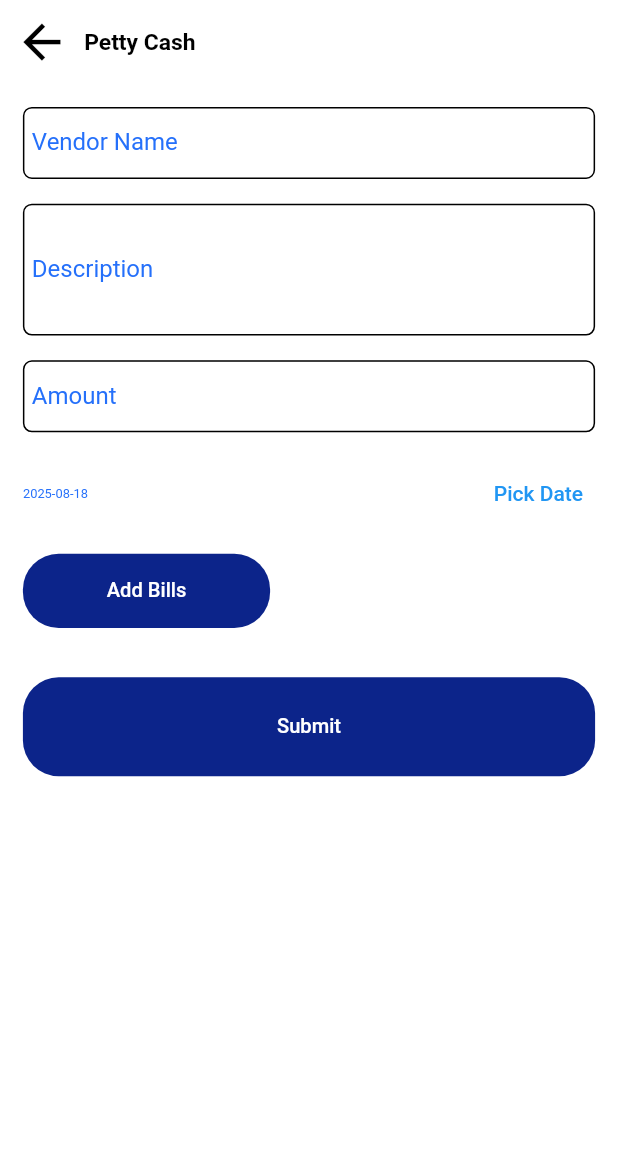
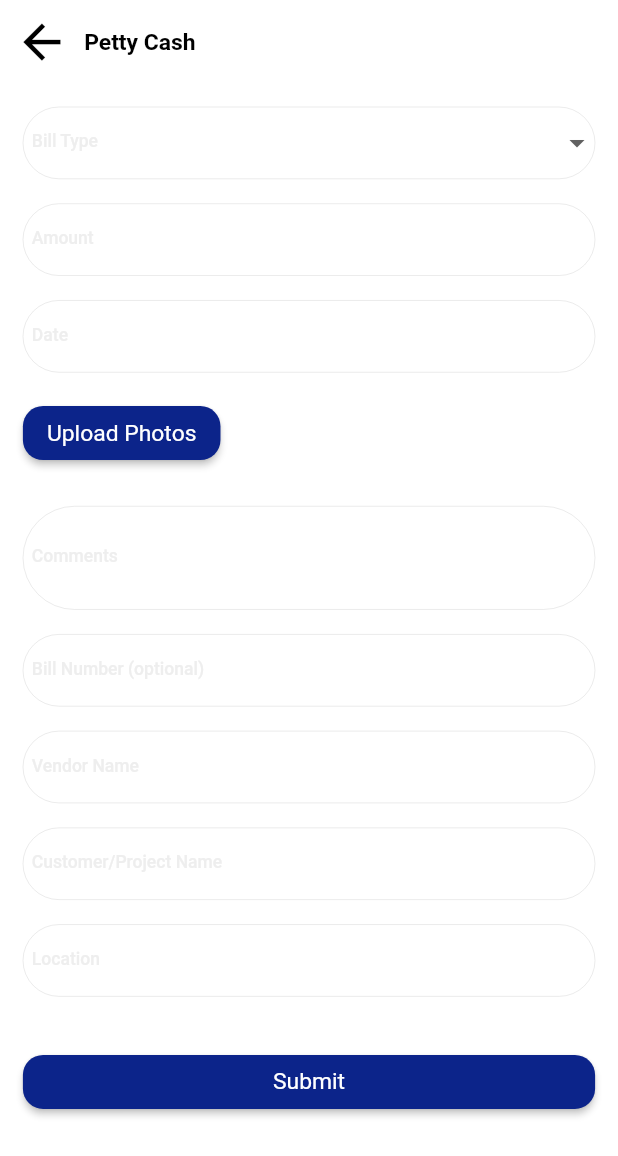
Before and after one commit to RashidMinhas47/SRT-App, a Flutter app: the JobCardScreen screen opened directly, in the side drawer, after a tap on "Petty Cash", on a phone screen of 412 x 824 dp. Shown: the top 1156 px of the screen. Run offline on Flutter 3.47's test engine with Material 3 defaults, Android fonts, the phone set to English and light mode, and no system bars; our stand-ins replace bloc, connectivity_plus, dartz, dio, dropdown_search, equatable and 11 more; missing offline and left inert: open_file_safe_plus; accounts and stored records are empty; network calls fail; Roboto replaces fonts that are missing (Abg); key blocks and very long unbroken strings in the code were emptied for the run.

Commit message:
Add petty cash form with bloc, page, and navigation
Co-authored-by: y.degregorio <y.degregorio@accademiaitalianafitness.it>

```diff
--- /dev/null
+++ b/lib/features/petty_cash/presentation/bloc/petty_cash_bloc.dart
@@ -0,0 +1,49 @@
+import 'dart:convert';
+import 'dart:io';
+
+import 'package:equatable/equatable.dart';
+import 'package:flutter_bloc/flutter_bloc.dart';
+
+part 'petty_cash_event.dart';
+part 'petty_cash_state.dart';
+
+class PettyCashBloc extends Bloc<PettyCashEvent, PettyCashState> {
+  PettyCashBloc() : super(PettyCashInitial(billType: null, photos: const [])) {
+    on<UploadImageEvent>((event, emit) async {
+      emit(ImageUploading());
+      // No remote upload here; UI-only attachment until submit
+      final current = state;
+      final currentPhotos = (current is PettyCashInitial)
+          ? List<File>.from(current.photos)
+          : <File>[];
+      currentPhotos.addAll(event.photos);
+      emit(ImageUploaded(currentPhotos));
+    });
+
+    on<BillTypeChangedEvent>((event, emit) {
+      final currentPhotos = (state is PettyCashInitial)
+          ? (state as PettyCashInitial).photos
+          : (state is ImageUploaded)
+              ? (state as ImageUploaded).photos
+              : <File>[];
+      emit(PettyCashInitial(billType: event.billType, photos: currentPhotos));
+    });
+
+    on<SubmitPettyCashEvent>((event, emit) async {
+      emit(PettyCashLoading());
+      try {
+        // simple base64 conversion for photos; integration layer will handle uploads
+        final List<String> base64Photos = [];
+        for (final f in event.photos) {
+          final bytes = await f.readAsBytes();
+          base64Photos.add(base64Encode(bytes));
+        }
+        // TODO: inject use case to submit to backend; here we simulate success
+        await Future.delayed(const Duration(milliseconds: 400));
+        emit(PettyCashSuccess());
+      } catch (e) {
+        emit(PettyCashError(e.toString()));
+      }
+    });
+  }
+}
--- /dev/null
+++ b/lib/features/petty_cash/presentation/bloc/petty_cash_event.dart
@@ -0,0 +1,56 @@
+part of 'petty_cash_bloc.dart';
+
+abstract class PettyCashEvent extends Equatable {
+  const PettyCashEvent();
+}
+
+class BillTypeChangedEvent extends PettyCashEvent {
+  final String? billType;
+  const BillTypeChangedEvent(this.billType);
+  @override
+  List<Object?> get props => [billType];
+}
+
+class UploadImageEvent extends PettyCashEvent {
+  final List<File> photos;
+  const UploadImageEvent(this.photos);
+  @override
+  List<Object?> get props => [photos];
+}
+
+class SubmitPettyCashEvent extends PettyCashEvent {
+  final String billType;
+  final double amount;
+  final DateTime date;
+  final List<File> photos;
+  final String? comments;
+  final String? billNumber;
+  final String? vendorName;
+  final String? customerProjectName;
+  final String? location;
+
+  const SubmitPettyCashEvent({
+    required this.billType,
+    required this.amount,
+    required this.date,
+    required this.photos,
+    this.comments,
+    this.billNumber,
+    this.vendorName,
+    this.customerProjectName,
+    this.location,
+  });
+
+  @override
+  List<Object?> get props => [
+        billType,
+        amount,
+        date,
+        photos,
+        comments,
+        billNumber,
+        vendorName,
+        customerProjectName,
+        location,
+      ];
+}
--- /dev/null
+++ b/lib/features/petty_cash/presentation/bloc/petty_cash_state.dart
@@ -0,0 +1,42 @@
+part of 'petty_cash_bloc.dart';
+
+abstract class PettyCashState extends Equatable {
+  const PettyCashState();
+}
+
+class PettyCashInitial extends PettyCashState {
+  final String? billType;
+  final List<File> photos;
+  const PettyCashInitial({required this.billType, required this.photos});
+  @override
+  List<Object?> get props => [billType, photos];
+}
+
+class ImageUploading extends PettyCashState {
+  @override
+  List<Object?> get props => [];
+}
+
+class ImageUploaded extends PettyCashState {
+  final List<File> photos;
+  const ImageUploaded(this.photos);
+  @override
+  List<Object?> get props => [photos];
+}
+
+class PettyCashLoading extends PettyCashState {
+  @override
+  List<Object?> get props => [];
+}
+
+class PettyCashSuccess extends PettyCashState {
+  @override
+  List<Object?> get props => [];
+}
+
+class PettyCashError extends PettyCashState {
+  final String message;
+  const PettyCashError(this.message);
+  @override
+  List<Object?> get props => [message];
+}
--- /dev/null
+++ b/lib/features/petty_cash/presentation/pages/petty_cash_form_page.dart
@@ -0,0 +1,249 @@
+import 'dart:io';
+
+import 'package:flutter/material.dart';
+import 'package:flutter_bloc/flutter_bloc.dart';
+import 'package:image_picker/image_picker.dart';
+import 'package:sizer/sizer.dart';
+
+import '../bloc/petty_cash_bloc.dart';
+
+class PettyCashFormPage extends StatefulWidget {
+  const PettyCashFormPage({super.key});
+
+  @override
+  State<PettyCashFormPage> createState() => _PettyCashFormPageState();
+}
+
+class _PettyCashFormPageState extends State<PettyCashFormPage> {
+  final _formKey = GlobalKey<FormState>();
+
+  final List<String> _billTypes = const [
+    'Material Purchase',
+    'Food/Meals',
+    'Transport/Fuel',
+    'Miscellaneous',
+    'Advance Request',
+  ];
+
+  String? _selectedType;
+  final TextEditingController _amountController = TextEditingController();
+  final TextEditingController _dateController = TextEditingController();
+  final TextEditingController _commentsController = TextEditingController();
+  final TextEditingController _billNumberController = TextEditingController();
+  final TextEditingController _vendorNameController = TextEditingController();
+  final TextEditingController _customerProjectController = TextEditingController();
+  final TextEditingController _locationController = TextEditingController();
+
+  DateTime? _selectedDate;
+  List<File> _photos = [];
+
+  @override
+  void dispose() {
+    _amountController.dispose();
+    _dateController.dispose();
+    _commentsController.dispose();
+    _billNumberController.dispose();
+    _vendorNameController.dispose();
+    _customerProjectController.dispose();
+    _locationController.dispose();
+    super.dispose();
+  }
+
+  Future<void> _pickDate() async {
+    final now = DateTime.now();
+    final picked = await showDatePicker(
+      context: context,
+      initialDate: _selectedDate ?? now,
+      firstDate: DateTime(now.year - 3),
+      lastDate: DateTime(now.year + 3),
+    );
+    if (picked != null) {
+      setState(() {
+        _selectedDate = picked;
+        _dateController.text = picked.toIso8601String().split('T').first;
+      });
+    }
+  }
+
+  Future<void> _pickPhotos(BuildContext context) async {
+    final picker = ImagePicker();
+    final result = await picker.pickMultiImage(imageQuality: 60);
+    if (result.isNotEmpty) {
+      final files = result.map((e) => File(e.path)).toList();
+      context.read<PettyCashBloc>().add(UploadImageEvent(files));
+    }
+  }
+
+  void _submit(BuildContext context) {
+    if (_formKey.currentState!.validate()) {
+      if (_photos.isEmpty) {
+        ScaffoldMessenger.of(context).showSnackBar(
+          const SnackBar(content: Text('Please upload at least one photo')),
+        );
+        return;
+      }
+      context.read<PettyCashBloc>().add(
+            SubmitPettyCashEvent(
+              billType: _selectedType!,
+              amount: double.tryParse(_amountController.text) ?? 0,
+              date: _selectedDate!,
+              comments: _commentsController.text,
+              billNumber: _billNumberController.text,
+              vendorName: _vendorNameController.text,
+              customerProjectName: _customerProjectController.text,
+              location: _locationController.text,
+              photos: _photos,
+            ),
+          );
+    }
+  }
+
+  @override
+  Widget build(BuildContext context) {
+    return BlocProvider(
+      create: (_) => PettyCashBloc(),
+      child: BlocConsumer<PettyCashBloc, PettyCashState>(
+        listener: (context, state) {
+          if (state is PettyCashSuccess) {
+            ScaffoldMessenger.of(context).showSnackBar(
+              const SnackBar(content: Text('Petty cash submitted')),
+            );
+            Navigator.pop(context);
+          } else if (state is PettyCashError) {
+            ScaffoldMessenger.of(context).showSnackBar(
+              SnackBar(content: Text(state.message)),
+            );
+          } else if (state is ImageUploaded) {
+            setState(() => _photos = state.photos);
+          }
+        },
+        builder: (context, state) {
+          final isLoading = state is PettyCashLoading || state is ImageUploading;
+          return Scaffold(
+            appBar: AppBar(title: const Text('Petty Cash')),
+            body: AbsorbPointer(
+              absorbing: isLoading,
+              child: SingleChildScrollView(
+                padding: EdgeInsets.all(16.sp),
+                child: Form(
+                  key: _formKey,
+                  child: Column(
+                    crossAxisAlignment: CrossAxisAlignment.start,
+                    children: [
+                      // a) Bill Type dropdown
+                      DropdownButtonFormField<String>(
+                        value: _selectedType,
+                        items: _billTypes
+                            .map((t) => DropdownMenuItem(value: t, child: Text(t)))
+                            .toList(),
+                        onChanged: (v) {
+                          setState(() => _selectedType = v);
+                          context.read<PettyCashBloc>().add(BillTypeChangedEvent(v));
+                        },
+                        decoration: const InputDecoration(labelText: 'Bill Type'),
+                        validator: (v) => v == null || v.isEmpty ? '' : null,
+                      ),
+                      SizedBox(height: 2.h),
+
+                      // b) Amount
+                      TextFormField(
+                        controller: _amountController,
+                        keyboardType: TextInputType.number,
+                        decoration: const InputDecoration(labelText: 'Amount'),
+                        validator: (v) => (v == null || v.isEmpty) ? '' : null,
+                      ),
+                      SizedBox(height: 2.h),
+
+                      // c) Date picker
+                      TextFormField(
+                        controller: _dateController,
+                        readOnly: true,
+                        onTap: _pickDate,
+                        decoration: const InputDecoration(labelText: 'Date'),
+                        validator: (v) => (v == null || v.isEmpty) ? '' : null,
+                      ),
+                      SizedBox(height: 2.h),
+
+                      // d) Photo upload (mandatory)
+                      Row(
+                        children: [
+                          ElevatedButton(
+                            onPressed: () => _pickPhotos(context),
+                            child: const Text('Upload Photos'),
+                          ),
+                          SizedBox(width: 3.w),
+                          if (_photos.isNotEmpty)
+                            Text('${_photos.length} selected'),
+                        ],
+                      ),
+                      SizedBox(height: 1.h),
+                      if (_photos.isNotEmpty)
+                        Wrap(
+                          spacing: 8,
+                          runSpacing: 8,
+                          children: _photos
+                              .map((f) => Image.file(f, width: 18.w, height: 18.w, fit: BoxFit.cover))
+                              .toList(),
+                        ),
+                      SizedBox(height: 2.h),
+
+                      // e) Comments field
+                      TextFormField(
+                        controller: _commentsController,
+                        maxLines: 3,
+                        decoration: const InputDecoration(labelText: 'Comments'),
+                      ),
+                      SizedBox(height: 2.h),
+
+                      // f) Bill Number (optional)
+                      TextFormField(
+                        controller: _billNumberController,
+                        decoration: const InputDecoration(labelText: 'Bill Number (optional)'),
+                      ),
+                      SizedBox(height: 2.h),
+
+                      // g) Vendor Name
+                      TextFormField(
+                        controller: _vendorNameController,
+                        decoration: const InputDecoration(labelText: 'Vendor Name'),
+                      ),
+                      SizedBox(height: 2.h),
+
+                      // h) Customer/Project Name
+                      TextFormField(
+                        controller: _customerProjectController,
+                        decoration: const InputDecoration(labelText: 'Customer/Project Name'),
+                      ),
+                      SizedBox(height: 2.h),
+
+                      // i) Location
+                      TextFormField(
+                        controller: _locationController,
+                        decoration: const InputDecoration(labelText: 'Location'),
+                      ),
+                      SizedBox(height: 4.h),
+
+                      SizedBox(
+                        width: double.infinity,
+                        child: ElevatedButton(
+                          onPressed: () => _submit(context),
+                          child: isLoading
+                              ? const SizedBox(
+                                  width: 20,
+                                  height: 20,
+                                  child: CircularProgressIndicator(strokeWidth: 2),
+                                )
+                              : const Text('Submit'),
+                        ),
+                      ),
+                    ],
+                  ),
+                ),
+              ),
+            ),
+          );
+        },
+      ),
+    );
+  }
+}
--- a/lib/modules/main/presentation_layer/screens/main_screen.dart
+++ b/lib/modules/main/presentation_layer/screens/main_screen.dart
@@ -18,6 +18,7 @@ import '../../../../core/utils/color_manager.dart';
 import '../bloc/main_bloc.dart';
 import 'all_amc_card_screen.dart';
 import 'all_job_card_screen.dart';
+import '../../../../features/petty_cash/presentation/pages/petty_cash_form_page.dart';
 import '../../../petty_cash/presentation_layer/screens/petty_cash_form_screen.dart';
 
 class JobCardScreen extends StatelessWidget {
@@ -91,6 +92,26 @@ class JobCardScreen extends StatelessWidget {
                             ),
                             Text(
                               'History',
+                              style: TextStyle(
+                                fontSize: 14.sp,
+                              ),
+                            ),
+                          ],
+                        ),
+                      ),
+                      SizedBox(height: 2.h),
+                      InkWell(
+                        onTap: () {
+                          context.push(const PettyCashFormPage());
+                        },
+                        child: Column(
+                          children: [
+                            Icon(
+                              Icons.receipt_long,
+                              size: 30.sp,
+                            ),
+                            Text(
+                              'Petty Cash',
                               style: TextStyle(
                                 fontSize: 14.sp,
                               ),
```
